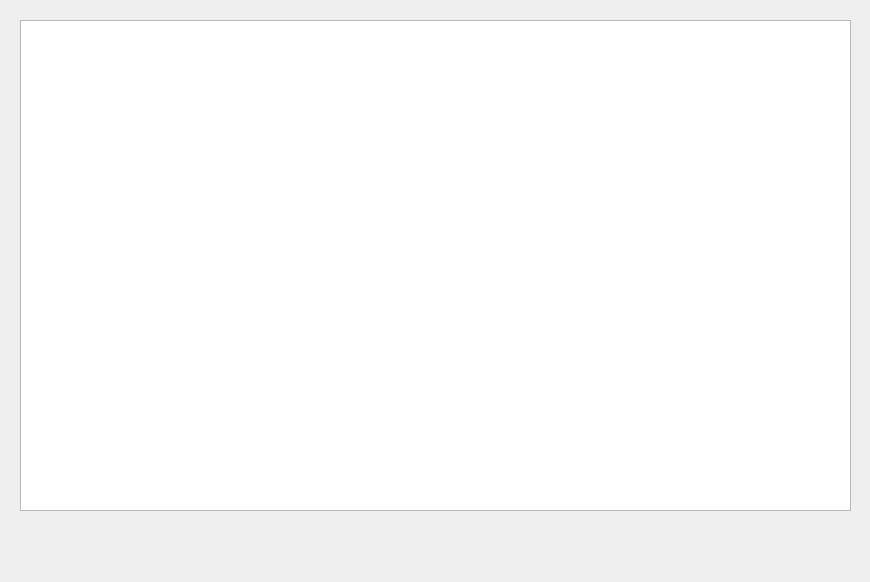
Above: data structures 2017/201712shixi/test2/showallrelation.ui from rex0yt/MyCods before the change. Below: the same form after it.
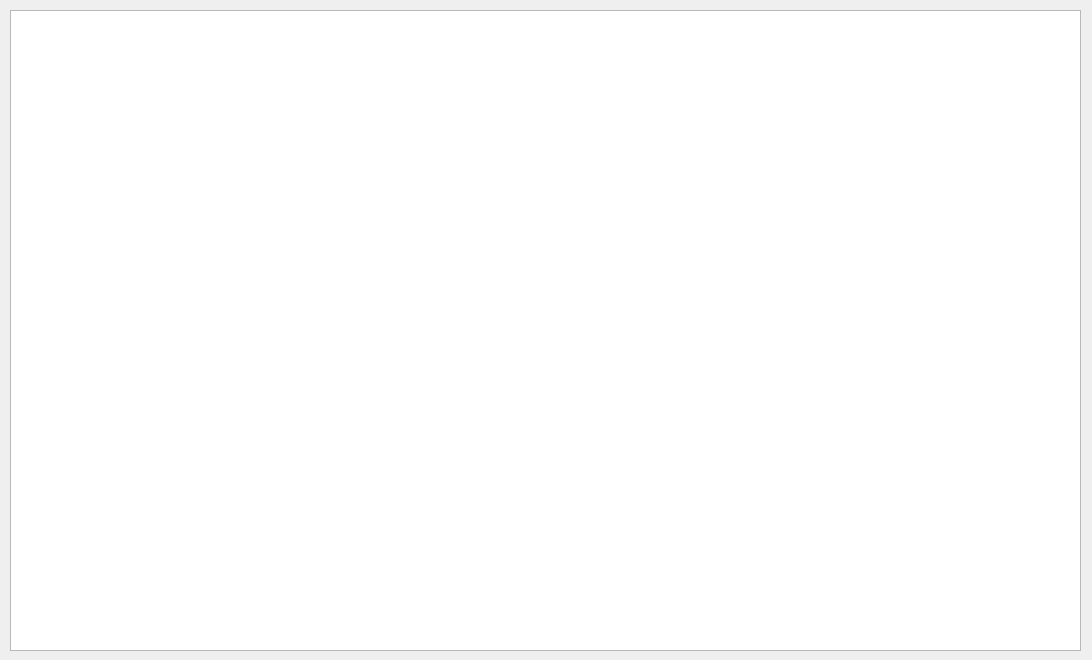
That is the form after the change.

Patch:
```diff
--- a/data structures 2017/201712shixi/test2/showallrelation.ui
+++ b/data structures 2017/201712shixi/test2/showallrelation.ui
@@ -6,8 +6,8 @@
    <rect>
     <x>0</x>
     <y>0</y>
-    <width>870</width>
-    <height>582</height>
+    <width>1092</width>
+    <height>660</height>
    </rect>
   </property>
   <property name="windowTitle">
@@ -16,10 +16,10 @@
   <widget class="QTableWidget" name="tableWidget">
    <property name="geometry">
     <rect>
-     <x>20</x>
-     <y>20</y>
-     <width>831</width>
-     <height>491</height>
+     <x>10</x>
+     <y>10</y>
+     <width>1071</width>
+     <height>641</height>
     </rect>
    </property>
   </widget>
```
